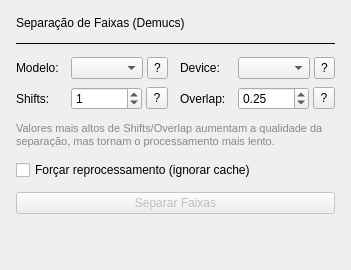
Above: gui/tab_demucs.ui from broken-usb/uninstrumephy before the change. Below: the same form after it.
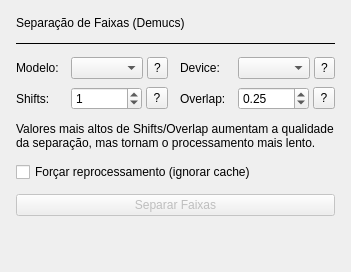
That is the form after the change.

The edit to the form file:
```diff
--- a/gui/tab_demucs.ui
+++ b/gui/tab_demucs.ui
@@ -199,9 +199,6 @@
      <property name="text">
       <string>Valores mais altos de Shifts/Overlap aumentam a qualidade da separação, mas tornam o processamento mais lento.</string>
      </property>
-     <property name="styleSheet">
-      <string notr="true">color: #888; font-size: 11px;</string>
-     </property>
      <property name="wordWrap">
       <bool>true</bool>
      </property>
```
